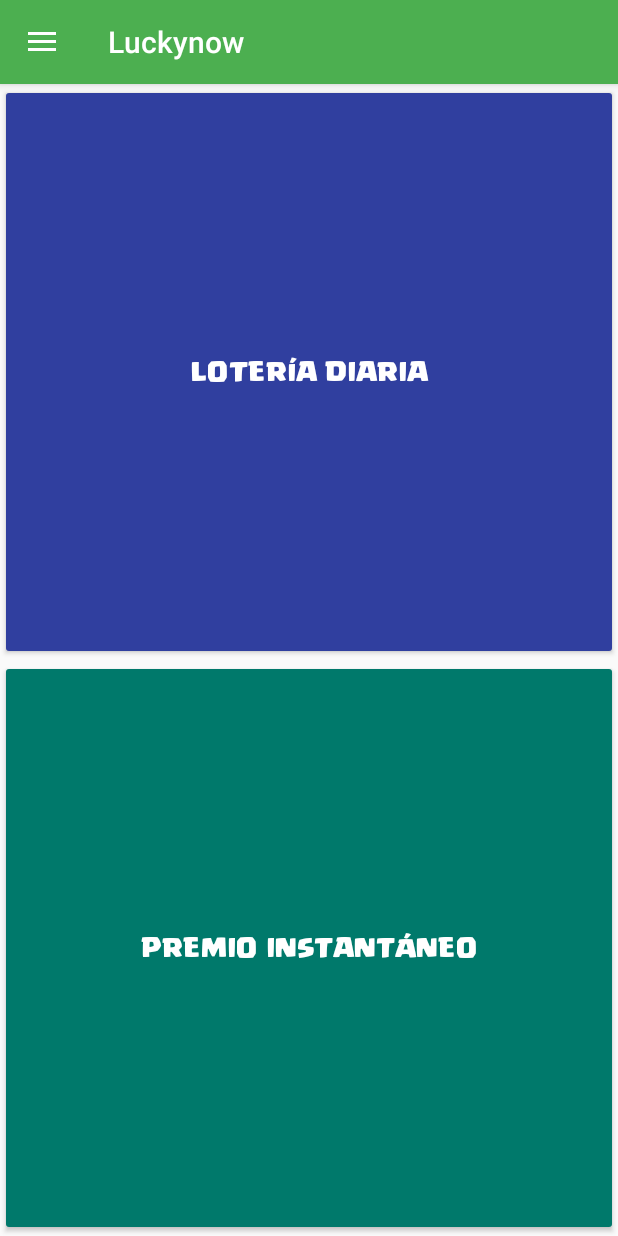
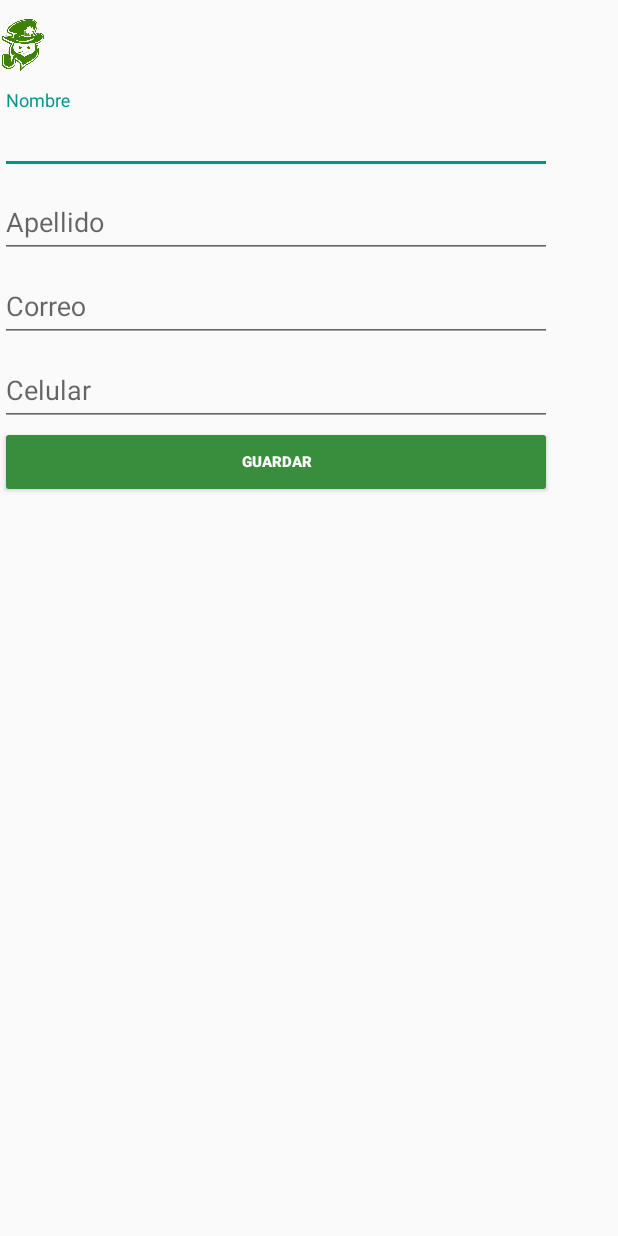
Before and after one commit to jowpris/luckynowapp, an Android app: the DrawerActivity screen opened directly, with no data from a screen before it, after a tap on "Perfil", on a phone screen of 412 x 824 dp. Run offline under Robolectric (Android 15) with nearby library versions, the phone set to English and light mode, and no system bars; 1 other tap on this screen came first.

Commit message:
Perfil de usuario

```diff
--- a/app/src/main/AndroidManifest.xml
+++ b/app/src/main/AndroidManifest.xml
@@ -9,9 +9,7 @@
         android:roundIcon="@mipmap/ic_launcher_round"
         android:supportsRtl="true"
         android:theme="@style/AppTheme">
-        <activity android:name=".MainActivity">
-
-        </activity>
+        <activity android:name=".MainActivity"></activity>
         <activity
             android:name=".DrawerActivity"
             android:label="@string/title_activity_drawer"
@@ -19,15 +17,13 @@
         <activity android:name=".LotteryActivity" />
         <activity android:name=".CineActivity" />
         <activity android:name=".WelcomeActivity">
-
             <intent-filter>
                 <action android:name="android.intent.action.MAIN" />
 
                 <category android:name="android.intent.category.LAUNCHER" />
             </intent-filter>
-
         </activity>
-
-        </application>
+        <activity android:name=".PerfilActivity"></activity>
+    </application>
 
 </manifest>
--- a/app/src/main/java/club/luckynow/www/luckynow/DrawerActivity.java
+++ b/app/src/main/java/club/luckynow/www/luckynow/DrawerActivity.java
@@ -118,6 +118,10 @@ implements NavigationView.OnNavigationItemSelectedListener {
         }
         else if (id == R.id.nav_perfil) {
 
+
+           Intent i = new Intent(DrawerActivity.this, PerfilActivity.class);
+           startActivity(i);
+
 //           LinearLayout mainLayout = (LinearLayout) findViewById(R.id.activity_lottery);
 //           LayoutInflater inflater = (LayoutInflater)getSystemService(Context.LAYOUT_INFLATER_SERVICE);
 //           View layout = inflater.inflate(R.layout.activity_drawer, null);
--- /dev/null
+++ b/app/src/main/java/club/luckynow/www/luckynow/PerfilActivity.java
@@ -0,0 +1,16 @@
+package club.luckynow.www.luckynow;
+
+import android.support.v7.app.AppCompatActivity;
+import android.os.Bundle;
+import android.widget.Toast;
+
+public class PerfilActivity extends AppCompatActivity {
+
+    @Override
+    protected void onCreate(Bundle savedInstanceState) {
+        super.onCreate(savedInstanceState);
+        setContentView(R.layout.activity_perfil);
+
+        Toast.makeText(this, "Pantalla de perfil", Toast.LENGTH_LONG).show();
+    }
+}
--- /dev/null
+++ b/app/src/main/res/layout/activity_perfil.xml
@@ -0,0 +1,93 @@
+<?xml version="1.0" encoding="utf-8"?>
+<android.support.constraint.ConstraintLayout xmlns:android="http://schemas.android.com/apk/res/android"
+    xmlns:app="http://schemas.android.com/apk/res-auto"
+    xmlns:tools="http://schemas.android.com/tools"
+    android:layout_width="match_parent"
+    android:layout_height="match_parent"
+    tools:context="club.luckynow.www.luckynow.PerfilActivity">
+
+
+    <LinearLayout
+        android:layout_width="wrap_content"
+        android:layout_height="wrap_content"
+        android:orientation="vertical">
+
+
+        <ImageView
+            android:layout_width="30dp"
+            android:layout_height="60dp"
+            android:src="@drawable/luckynow"
+            />
+
+
+        <android.support.design.widget.TextInputLayout
+            android:layout_width="match_parent"
+            android:layout_height="wrap_content">
+
+            <android.support.design.widget.TextInputEditText
+                android:layout_width="match_parent"
+                android:layout_height="match_parent"
+                android:hint="Nombre"
+                android:inputType="text"/>
+
+        </android.support.design.widget.TextInputLayout>
+
+        <android.support.design.widget.TextInputLayout
+            android:layout_width="match_parent"
+            android:layout_height="wrap_content">
+
+            <android.support.design.widget.TextInputEditText
+                android:layout_width="match_parent"
+                android:layout_height="match_parent"
+                android:hint="Apellido"
+                android:inputType="text"/>
+
+        </android.support.design.widget.TextInputLayout>
+
+        <android.support.design.widget.TextInputLayout
+            android:layout_width="368dp"
+            android:layout_height="wrap_content"
+            tools:layout_editor_absoluteY="0dp"
+            tools:layout_editor_absoluteX="8dp">
+
+            <android.support.design.widget.TextInputEditText
+                android:layout_width="match_parent"
+                android:layout_height="match_parent"
+                android:hint="Correo"
+                android:inputType="textEmailAddress"/>
+
+        </android.support.design.widget.TextInputLayout>
+
+        <android.support.design.widget.TextInputLayout
+            android:layout_width="368dp"
+            android:layout_height="wrap_content"
+            tools:layout_editor_absoluteY="0dp"
+            tools:layout_editor_absoluteX="8dp">
+
+            <android.support.design.widget.TextInputEditText
+                android:layout_width="match_parent"
+                android:layout_height="match_parent"
+                android:hint="Celular"
+                android:inputType="phone"/>
+
+        </android.support.design.widget.TextInputLayout>
+
+        <Button
+            android:id="@+id/btnGuardarPerfil"
+            android:layout_width="match_parent"
+            android:layout_height="wrap_content"
+            android:layout_centerHorizontal="true"
+            android:layout_centerVertical="true"
+            android:paddingBottom="5dp"
+            android:paddingLeft="10dp"
+            android:paddingRight="10dp"
+            android:paddingTop="5dp"
+            android:text="Guardar"
+            android:textSize="10sp"
+            android:textStyle="bold"
+            android:theme="@style/btnJugar" />
+
+    </LinearLayout>
+
+
+</android.support.constraint.ConstraintLayout>
```
